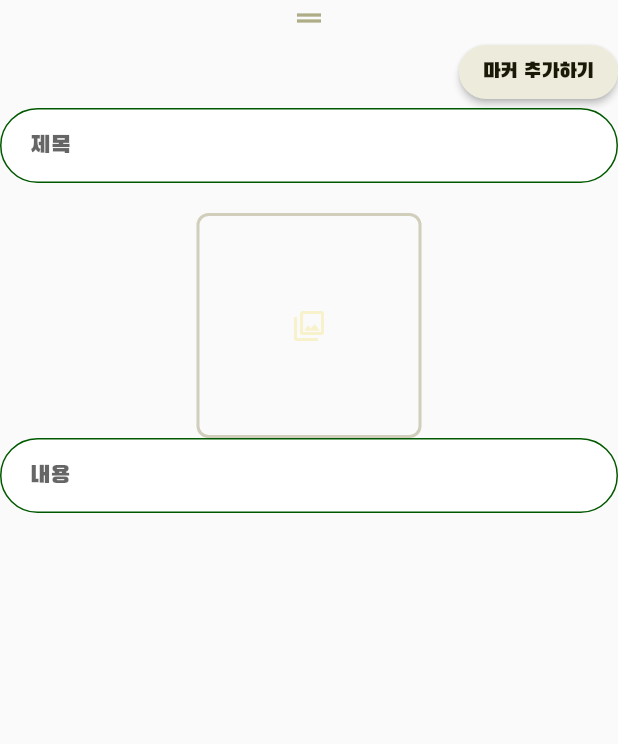
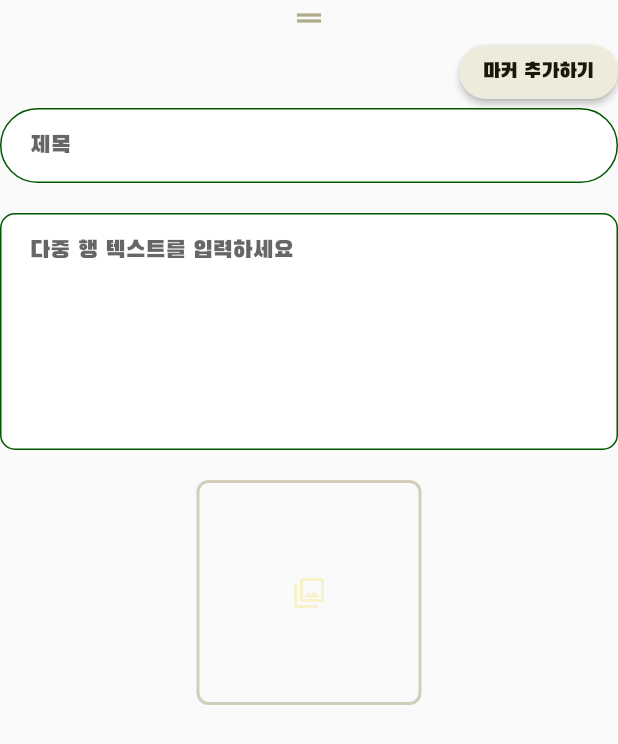
Before and after one commit to so0ng0970/map_marking, a Flutter app: the RecordScreen widget shown alone on an empty page, opened directly with empty values, on a phone screen of 412 x 824 dp. Shown: the top 744 px of the screen. Run offline on Flutter 3.47's test engine with Material 2 defaults, Android fonts, the phone set to English and light mode, and no system bars; our stand-ins replace animated_text_kit, cloud_firestore, firebase_auth, firebase_core, firebase_storage, flutter_riverpod and 3 more; missing offline and left inert: flutter_naver_login, flutter_naver_map; accounts and stored records are empty; network calls fail.

Commit message:
feat : record post form ui

```diff
--- a/lib/record/component/text_field_layout.dart
+++ b/lib/record/component/text_field_layout.dart
@@ -9,7 +9,10 @@ TextFormField textFormField({
   String? Function(String?)? validator,
   void Function(String)? onChanged,
   int? maxLength,
+  int? maxLines,
   bool? obscureText,
+  InputDecoration? decoration,
+  required double borderRadiusSize,
   required TextInputType keyboardType,
   required Key key,
 }) {
@@ -21,6 +24,7 @@ TextFormField textFormField({
     focusNode: focusNode,
     validator: validator,
     maxLength: maxLength,
+    maxLines: maxLines,
     keyboardType: keyboardType,
     obscureText: obscureText ?? false,
     decoration: InputDecoration(
@@ -28,13 +32,13 @@ TextFormField textFormField({
       fillColor: WHITE_COLOR,
       focusedBorder: OutlineInputBorder(
         borderSide: const BorderSide(color: WHITE_COLOR),
-        borderRadius: BorderRadius.circular(40.0),
+        borderRadius: BorderRadius.circular(borderRadiusSize),
       ),
-      enabledBorder: const OutlineInputBorder(
-        borderSide: BorderSide(color: LOGIN_BG),
+      enabledBorder: OutlineInputBorder(
+        borderSide: const BorderSide(color: LOGIN_BG),
         borderRadius: BorderRadius.all(
           Radius.circular(
-            50,
+            borderRadiusSize,
           ),
         ),
       ),
--- a/lib/record/screen/record_screen.dart
+++ b/lib/record/screen/record_screen.dart
@@ -55,9 +55,20 @@ class _RecordScreenState extends State<RecordScreen> {
             ],
           ),
           textFormField(
+            key: const ValueKey(1),
+            borderRadiusSize: 30,
             hintText: '제목',
             keyboardType: TextInputType.emailAddress,
-            key: const ValueKey(1),
+          ),
+          const SizedBox(
+            height: 20,
+          ),
+          textFormField(
+            key: const ValueKey(2),
+            borderRadiusSize: 10,
+            maxLines: 8,
+            keyboardType: TextInputType.emailAddress,
+            hintText: '다중 행 텍스트를 입력하세요',
           ),
           const SizedBox(
             height: 20,
@@ -80,11 +91,6 @@ class _RecordScreenState extends State<RecordScreen> {
               ),
             ),
           ),
-          textFormField(
-            hintText: '내용',
-            keyboardType: TextInputType.emailAddress,
-            key: const ValueKey(2),
-          ),
         ],
       ),
     );
```
